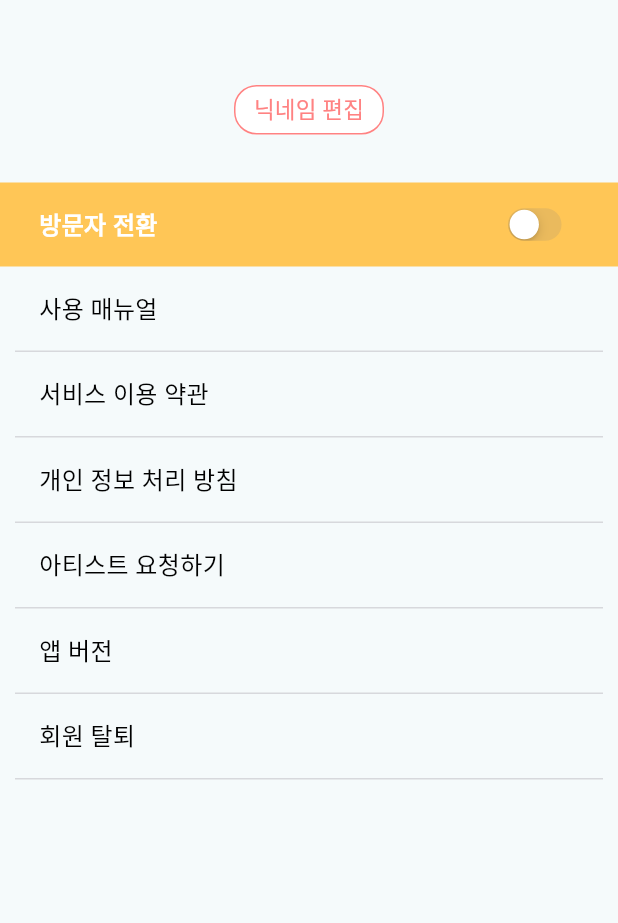
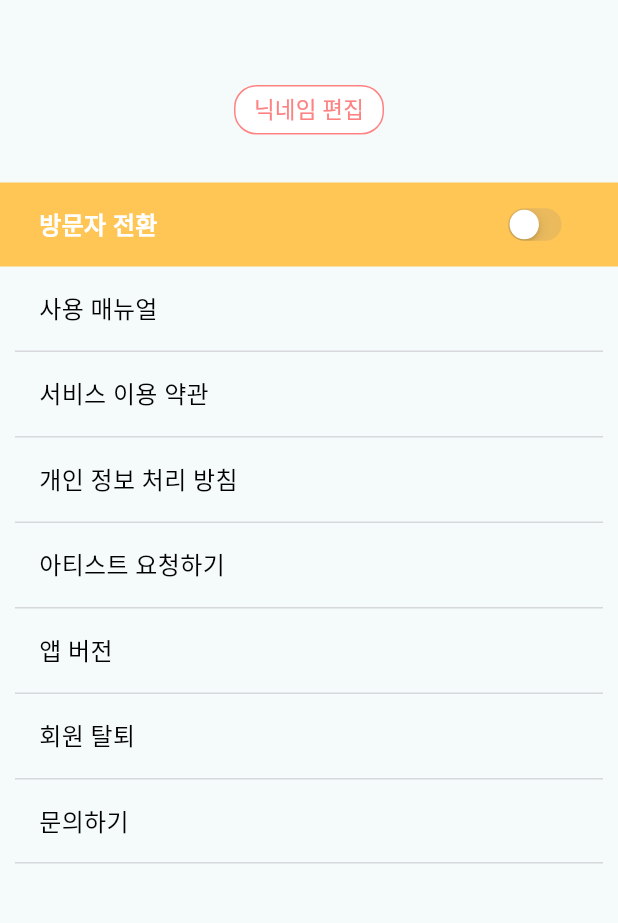
Before and after one commit to BirthdayCafe/Birca_Android, a Flutter app: the HostMyPage screen opened directly, on a phone screen of 412 x 824 dp, the part 62-985 px from its top. Run offline on Flutter 3.47's test engine with Material 3 defaults, Android fonts, the phone set to English and light mode, and no system bars; our stand-ins replace card_swiper, dio, file_picker, flutter_dotenv, flutter_secure_storage, flutter_svg and 5 more; missing offline and left inert: kakao_flutter_sdk; accounts and stored records are empty; Roboto replaces fonts that are missing (Pretendard); project files that could hold a hidden picture were left out.

Commit message:
feature. 문의하기 추가

```diff
--- a/lib/view/host/host_mypage.dart
+++ b/lib/view/host/host_mypage.dart
@@ -10,6 +10,7 @@ import '../../designSystem/palette.dart';
 import '../../viewModel/visitor_cafe_home_view_model.dart';
 import '../../widgets/app_version.dart';
 import '../../widgets/button.dart';
+import '../../widgets/contact.dart';
 import '../../widgets/privacy_policy.dart';
 import '../../widgets/service_policy.dart';
 import '../onboarding/nickname_change.dart';
@@ -333,6 +334,33 @@ class _HostMyPage extends State<HostMyPage> {
                   height: 1,
                   width: double.infinity,
                   color: Palette.gray03,
+                ),
+                GestureDetector(
+                  child: Container(
+                    padding: const EdgeInsets.only(
+                        top: 16, bottom: 16, left: 26, right: 26),
+                    width: double.infinity,
+                    child: const Text(
+                      '문의하기',
+                      style: TextStyle(
+                          fontSize: 16,
+                          fontWeight: FontWeight.w500,
+                          fontFamily: 'Pretendard',
+                          color: Colors.black),
+                    ),
+                  ),
+                  onTap: () {
+                    Navigator.push(
+                        context,
+                        MaterialPageRoute(
+                            builder: (context) => const Contact()));
+                  },
+                ),
+                Container(
+                  margin: const EdgeInsets.only(left: 10, right: 10),
+                  height: 1,
+                  width: double.infinity,
+                  color: Palette.gray03,
                 )
               ],
             ),
--- a/lib/widgets/privacy_policy.dart
+++ b/lib/widgets/privacy_policy.dart
@@ -36,7 +36,7 @@ class _PrivacyPolicy extends State<PrivacyPolicy> {
         ),
       )
       ..loadRequest(
-          Uri.parse('http://54.180.145.199:8080/privacy_policy.html'));
+          Uri.parse('https://www.birca.co.kr/privacy_policy.html'));
   }
 
   @override
--- a/lib/widgets/service_policy.dart
+++ b/lib/widgets/service_policy.dart
@@ -34,7 +34,7 @@ class _ServicePolicy extends State<ServicePolicy> {
           },
         ),
       )
-      ..loadRequest(Uri.parse('http://54.180.145.199:8080/service_terms.html'));
+      ..loadRequest(Uri.parse('https://www.birca.co.kr/service_terms.html'));
   }
 
   @override
```
Also changed, not shown: lib/view/owner/owner_mypage.dart (+28 -0 lines), lib/view/visitor/visitor_mypage.dart (+28 -0 lines), lib/widgets/contact.dart (added, +46 -0 lines).
